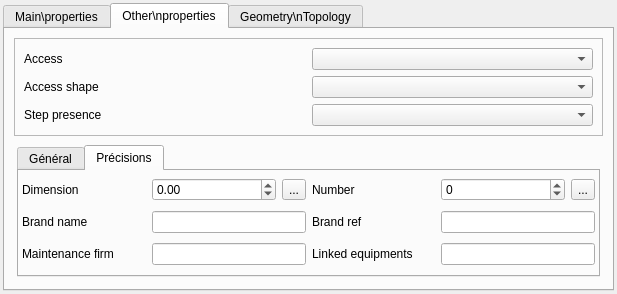
This is config/base3_waterdistribution/qgswidgets/lamia_form_node_ui.ui in Artelia/Lamia as Qt 5 draws it before an edit. The edited form follows.
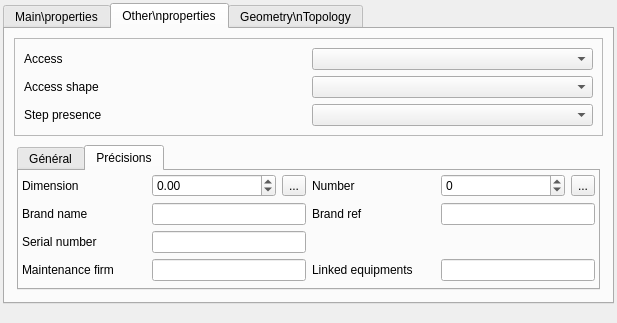
This is the edited form. The open tabs and pages were chosen to show the change.

Commit message: update lamia2018sncf and mca work

The edit to the form file:
```diff
--- a/config/base3_waterdistribution/qgswidgets/lamia_form_node_ui.ui
+++ b/config/base3_waterdistribution/qgswidgets/lamia_form_node_ui.ui
@@ -7,7 +7,7 @@
     <x>0</x>
     <y>0</y>
     <width>617</width>
-    <height>294</height>
+    <height>323</height>
    </rect>
   </property>
   <property name="windowTitle">
@@ -730,7 +730,7 @@
                  </property>
                 </widget>
                </item>
-               <item row="3" column="0">
+               <item row="4" column="0">
                 <widget class="QLabel" name="label_37">
                  <property name="text">
                   <string>Maintenance firm</string>
@@ -740,33 +740,6 @@
                  </property>
                 </widget>
                </item>
-               <item row="0" column="1">
-                <widget class="QDoubleSpinBox" name="doubleSpinBox_dimensions">
-                 <property name="minimum">
-                  <double>-1.000000000000000</double>
-                 </property>
-                 <property name="maximum">
-                  <double>999999.000000000000000</double>
-                 </property>
-                </widget>
-               </item>
-               <item row="0" column="0">
-                <widget class="QLabel" name="label_25">
-                 <property name="text">
-                  <string>Dimension</string>
-                 </property>
-                 <property name="wordWrap">
-                  <bool>true</bool>
-                 </property>
-                </widget>
-               </item>
-               <item row="0" column="2">
-                <widget class="QToolButton" name="toolButton">
-                 <property name="text">
-                  <string>...</string>
-                 </property>
-                </widget>
-               </item>
                <item row="2" column="0">
                 <widget class="QLabel" name="label_34">
                  <property name="text">
@@ -777,20 +750,26 @@
                  </property>
                 </widget>
                </item>
-               <item row="0" column="3">
-                <widget class="QLabel" name="label_27">
+               <item row="4" column="3">
+                <widget class="QLabel" name="label_38">
                  <property name="text">
-                  <string>Number</string>
+                  <string>Linked equipments</string>
                  </property>
                  <property name="wordWrap">
                   <bool>true</bool>
                  </property>
                 </widget>
                </item>
-               <item row="0" column="5">
-                <widget class="QToolButton" name="toolButton_2">
+               <item row="4" column="4" colspan="2">
+                <widget class="QLineEdit" name="linkedfacilities"/>
+               </item>
+               <item row="0" column="0">
+                <widget class="QLabel" name="label_25">
                  <property name="text">
-                  <string>...</string>
+                  <string>Dimension</string>
+                 </property>
+                 <property name="wordWrap">
+                  <bool>true</bool>
                  </property>
                 </widget>
                </item>
@@ -805,24 +784,55 @@
                 </widget>
                </item>
                <item row="2" column="4" colspan="2">
-                <widget class="QLineEdit" name="lineEdit_type2"/>
+                <widget class="QLineEdit" name="brandref_2"/>
+               </item>
+               <item row="0" column="1">
+                <widget class="QDoubleSpinBox" name="nodesize">
+                 <property name="minimum">
+                  <double>-1.000000000000000</double>
+                 </property>
+                 <property name="maximum">
+                  <double>999999.000000000000000</double>
+                 </property>
+                </widget>
+               </item>
+               <item row="0" column="2">
+                <widget class="QToolButton" name="toolButton_nodesize">
+                 <property name="text">
+                  <string>...</string>
+                 </property>
+                </widget>
+               </item>
+               <item row="0" column="3">
+                <widget class="QLabel" name="label_27">
+                 <property name="text">
+                  <string>Number</string>
+                 </property>
+                 <property name="wordWrap">
+                  <bool>true</bool>
+                 </property>
+                </widget>
+               </item>
+               <item row="0" column="5">
+                <widget class="QToolButton" name="toolButton_nodecountervalue">
+                 <property name="text">
+                  <string>...</string>
+                 </property>
+                </widget>
+               </item>
+               <item row="4" column="1" colspan="2">
+                <widget class="QLineEdit" name="maintenancefirm"/>
                </item>
                <item row="2" column="1" colspan="2">
                 <widget class="QLineEdit" name="lineEdit_marque2"/>
                </item>
-               <item row="3" column="3">
-                <widget class="QLabel" name="label_38">
+               <item row="3" column="0">
+                <widget class="QLabel" name="label_24">
                  <property name="text">
-                  <string>Linked equipments</string>
-                 </property>
-                 <property name="wordWrap">
-                  <bool>true</bool>
+                  <string>Serial number</string>
                  </property>
                 </widget>
                </item>
-               <item row="3" column="4" colspan="2">
-                <widget class="QLineEdit" name="lineEdit_organes_associes"/>
-               </item>
                <item row="3" column="1" colspan="2">
                 <widget class="QLineEdit" name="lineEdit_entreprise"/>
                </item>
```
Left out of the diff: 106 changed lines with no effect on the pictures. The commit also changes 133 other files.
